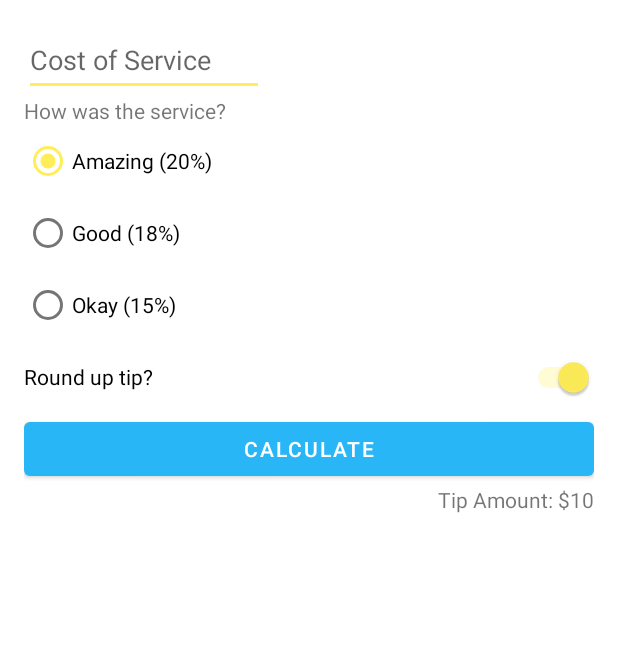
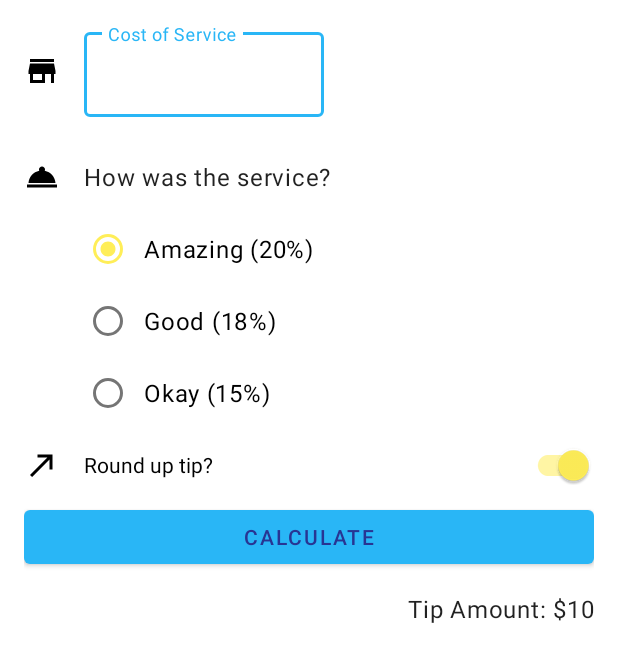
Before and after one commit to casanovaP/Tip-Time, an Android app: the layout activity_main.xml on its own in the app's theme, with its tools: preview values and no code run, on a phone screen of 412 x 824 dp. Shown: the top 662 px of the screen. Run offline under Robolectric (Android 15) with nearby library versions, the phone set to English and light mode, and no system bars.

Commit message:
-polished UI by using Material design -changed style and theme -added decorative icons -made layout scrollable

```diff
--- a/app/src/main/java/com/example/tiptime/MainActivity.kt
+++ b/app/src/main/java/com/example/tiptime/MainActivity.kt
@@ -1,6 +1,10 @@
 package com.example.tiptime
 
+import android.content.Context
 import android.os.Bundle
+import android.view.KeyEvent
+import android.view.View
+import android.view.inputmethod.InputMethodManager
 import androidx.appcompat.app.AppCompatActivity
 import com.example.tiptime.databinding.ActivityMainBinding
 import java.text.NumberFormat
@@ -19,7 +23,7 @@ class MainActivity : AppCompatActivity() {
     }
 
     private fun calculateTip() {
-        val stringInTextField = binding.costOfService.text.toString()
+        val stringInTextField = binding.costOfServiceEditText.text.toString()
         val cost = stringInTextField.toDoubleOrNull()
         if (cost == null) {
             binding.tipResult.text = ""
@@ -40,4 +44,15 @@ class MainActivity : AppCompatActivity() {
         val formattedTip = NumberFormat.getCurrencyInstance().format(tip)
         binding.tipResult.text = getString(R.string.tip_amount, formattedTip)
     }
+    //event handler to hide keyboard when "enter" key is pressed
+    private fun handleKeyEvent(view: View, keyCode: Int): Boolean {
+        if (keyCode == KeyEvent.KEYCODE_ENTER) {
+            // Hide the keyboard
+            val inputMethodManager =
+                getSystemService(Context.INPUT_METHOD_SERVICE) as InputMethodManager
+            inputMethodManager.hideSoftInputFromWindow(view.windowToken, 0)
+            return true
+        }
+        return false
+    }
 }
--- /dev/null
+++ b/app/src/main/res/drawable/baseline_call_made_24.xml
@@ -0,0 +1,5 @@
+<vector android:autoMirrored="true" android:height="24dp"
+    android:tint="#000000" android:viewportHeight="24"
+    android:viewportWidth="24" android:width="24dp" xmlns:android="http://schemas.android.com/apk/res/android">
+    <path android:fillColor="@android:color/white" android:pathData="M9,5v2h6.59L4,18.59 5.41,20 17,8.41V15h2V5z"/>
+</vector>
--- /dev/null
+++ b/app/src/main/res/drawable/baseline_room_service_24.xml
@@ -0,0 +1,5 @@
+<vector android:height="24dp" android:tint="#000000"
+    android:viewportHeight="24" android:viewportWidth="24"
+    android:width="24dp" xmlns:android="http://schemas.android.com/apk/res/android">
+    <path android:fillColor="@android:color/white" android:pathData="M2,17h20v2L2,19zM13.84,7.79c0.1,-0.24 0.16,-0.51 0.16,-0.79 0,-1.1 -0.9,-2 -2,-2s-2,0.9 -2,2c0,0.28 0.06,0.55 0.16,0.79C6.25,8.6 3.27,11.93 3,16h18c-0.27,-4.07 -3.25,-7.4 -7.16,-8.21z"/>
+</vector>
--- /dev/null
+++ b/app/src/main/res/drawable/baseline_store_24.xml
@@ -0,0 +1,5 @@
+<vector android:height="24dp" android:tint="#000000"
+    android:viewportHeight="24" android:viewportWidth="24"
+    android:width="24dp" xmlns:android="http://schemas.android.com/apk/res/android">
+    <path android:fillColor="@android:color/white" android:pathData="M20,4L4,4v2h16L20,4zM21,14v-2l-1,-5L4,7l-1,5v2h1v6h10v-6h4v6h2v-6h1zM12,18L6,18v-4h6v4z"/>
+</vector>
--- a/app/src/main/res/layout/activity_main.xml
+++ b/app/src/main/res/layout/activity_main.xml
@@ -1,4 +1,10 @@
 <?xml version="1.0" encoding="utf-8"?>
+<ScrollView xmlns:android="http://schemas.android.com/apk/res/android"
+    xmlns:app="http://schemas.android.com/apk/res-auto"
+    xmlns:tools="http://schemas.android.com/tools"
+    android:layout_width="match_parent"
+    android:layout_height="match_parent">
+
     <androidx.constraintlayout.widget.ConstraintLayout xmlns:android="http://schemas.android.com/apk/res/android"
         xmlns:app="http://schemas.android.com/apk/res-auto"
         xmlns:tools="http://schemas.android.com/tools"
@@ -7,23 +13,51 @@
         android:padding="16dp"
         tools:context=".MainActivity">
 
-    <EditText
+        <ImageView
+            android:id="@+id/icon_cost_of_service"
+            android:layout_width="wrap_content"
+            android:layout_height="wrap_content"
+            android:importantForAccessibility="no"
+            app:layout_constraintBottom_toBottomOf="@id/cost_of_service"
+            app:layout_constraintStart_toStartOf="parent"
+            app:layout_constraintTop_toTopOf="@id/cost_of_service"
+            app:srcCompat="@drawable/baseline_store_24" />
+
+        <com.google.android.material.textfield.TextInputLayout
             android:id="@+id/cost_of_service"
             android:layout_width="160dp"
             android:layout_height="wrap_content"
+            android:layout_marginStart="16dp"
             android:hint="@string/cost_of_service"
+            app:layout_constraintStart_toEndOf="@id/icon_cost_of_service"
+            app:layout_constraintTop_toTopOf="parent">
+
+            <com.google.android.material.textfield.TextInputEditText
+                android:id="@+id/cost_of_service_edit_text"
+                android:layout_width="match_parent"
+                android:layout_height="wrap_content"
                 android:inputType="numberDecimal"
-        android:minHeight="48dp"
+                tools:ignore="TouchTargetSizeCheck" />
+        </com.google.android.material.textfield.TextInputLayout>
+
+        <ImageView
+            android:id="@+id/icon_service_question"
+            android:layout_width="wrap_content"
+            android:layout_height="wrap_content"
+            android:importantForAccessibility="no"
+            app:layout_constraintBottom_toBottomOf="@id/service_question"
             app:layout_constraintStart_toStartOf="parent"
-        app:layout_constraintTop_toTopOf="parent"
-        android:autofillHints="" />
+            app:layout_constraintTop_toTopOf="@id/service_question"
+            app:srcCompat="@drawable/baseline_room_service_24" />
 
         <TextView
             android:id="@+id/service_question"
+            style="@style/Widget.TipTime.TextView"
             android:layout_width="wrap_content"
             android:layout_height="wrap_content"
+            android:layout_marginTop="16dp"
             android:text="@string/how_was_the_service"
-        app:layout_constraintStart_toStartOf="parent"
+            app:layout_constraintStart_toStartOf="@id/cost_of_service"
             app:layout_constraintTop_toBottomOf="@id/cost_of_service" />
 
         <RadioGroup
@@ -32,7 +66,7 @@
             android:layout_height="wrap_content"
             android:checkedButton="@id/option_twenty_percent"
             android:orientation="vertical"
-        app:layout_constraintStart_toStartOf="parent"
+            app:layout_constraintStart_toStartOf="@id/service_question"
             app:layout_constraintTop_toBottomOf="@id/service_question">
 
             <RadioButton
@@ -55,8 +89,19 @@
                 android:text="@string/ok_service" />
         </RadioGroup>
 
-    <Switch
+        <ImageView
+            android:id="@+id/icon_round_up"
+            android:layout_width="wrap_content"
+            android:layout_height="wrap_content"
+            android:importantForAccessibility="no"
+            app:layout_constraintBottom_toBottomOf="@id/round_up_switch"
+            app:layout_constraintStart_toStartOf="parent"
+            app:layout_constraintTop_toTopOf="@id/round_up_switch"
+            app:srcCompat="@drawable/baseline_call_made_24" />
+
+        <com.google.android.material.switchmaterial.SwitchMaterial
             android:id="@+id/round_up_switch"
+            style="Widget.TipTime.CompoundButton.Switch"
             android:layout_width="0dp"
             android:layout_height="wrap_content"
             android:checked="true"
@@ -72,6 +117,7 @@
             android:layout_width="0dp"
             android:layout_height="wrap_content"
             android:text="@string/calculate"
+            android:textColor="#283593"
             app:layout_constraintEnd_toEndOf="parent"
             app:layout_constraintStart_toStartOf="parent"
             app:layout_constraintTop_toBottomOf="@id/round_up_switch"
@@ -79,6 +125,7 @@
 
         <TextView
             android:id="@+id/tip_result"
+            style="@style/Widget.TipTime.TextView"
             android:layout_width="wrap_content"
             android:layout_height="wrap_content"
             app:layout_constraintEnd_toEndOf="parent"
@@ -86,3 +133,4 @@
             tools:text="Tip Amount: $10" />
 
     </androidx.constraintlayout.widget.ConstraintLayout>
+</ScrollView>
--- a/app/src/main/res/values-night/themes.xml
+++ b/app/src/main/res/values-night/themes.xml
@@ -11,6 +11,10 @@
         <item name="colorOnSecondary">@color/black</item>
         <!-- Status bar color. -->
         <item name="android:statusBarColor" tools:targetApi="l">?attr/colorPrimaryVariant</item>
-        <!-- Customize your theme here. -->
+        <!-- Text input fields -->
+        <item name="textInputStyle">@style/Widget.MaterialComponents.TextInputLayout.OutlinedBox</item>
+        <!-- Radio buttons -->
+        <item name="radioButtonStyle">@style/Widget.TipTime.CompoundButton.RadioButton</item>
+        <!-- Switches -->
     </style>
 </resources>
--- /dev/null
+++ b/app/src/main/res/values/styles.xml
@@ -0,0 +1,20 @@
+<?xml version="1.0" encoding="utf-8"?>
+<resources>
+    <style name="Widget.TipTime.TextView" parent="Widget.MaterialComponents.TextView">
+        <item name="android:minHeight">48dp</item>
+        <item name="android:gravity">center_vertical</item>
+        <item name="android:textAppearance">?attr/textAppearanceBody1</item>
+    </style>
+
+    <style name="Widget.TipTime.CompoundButton.Switch" parent="Widget.MaterialComponents.CompoundButton.Switch">
+        <item name="android:minHeight">48dp</item>
+        <item name="android:gravity">center_vertical</item>
+        <item name="android:textAppearance">?attr/textAppearanceBody1</item>
+    </style>
+
+    <style name="Widget.TipTime.CompoundButton.RadioButton"
+        parent="Widget.MaterialComponents.CompoundButton.RadioButton">
+        <item name="android:paddingStart">8dp</item>
+        <item name="android:textAppearance">?attr/textAppearanceBody1</item>
+    </style>
+</resources>
--- a/app/src/main/res/values/themes.xml
+++ b/app/src/main/res/values/themes.xml
@@ -11,6 +11,10 @@
         <item name="colorOnSecondary">@color/black</item>
         <!-- Status bar color. -->
         <item name="android:statusBarColor">?attr/colorSecondary</item>
-        <!-- Customize your theme here. -->
+        <!-- Text input fields -->
+        <item name="textInputStyle">@style/Widget.MaterialComponents.TextInputLayout.OutlinedBox</item>
+        <!-- Radio buttons -->
+        <item name="radioButtonStyle">@style/Widget.TipTime.CompoundButton.RadioButton</item>
+        <!-- Switches -->
     </style>
 </resources>
```
Lines whose indentation alone changed are shown as unchanged.
